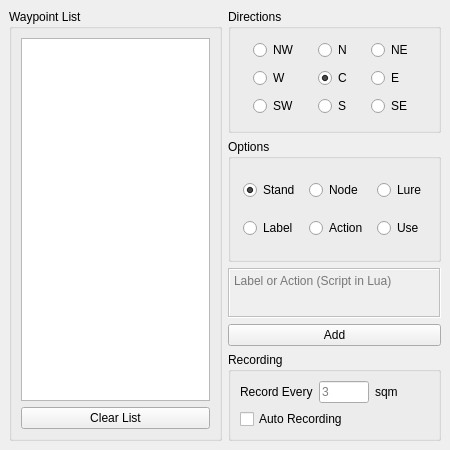
Above: MVC/View/Walker/WalkerView.ui from enzerah/EasyBot_GUI before the change. Below: the same form after it.
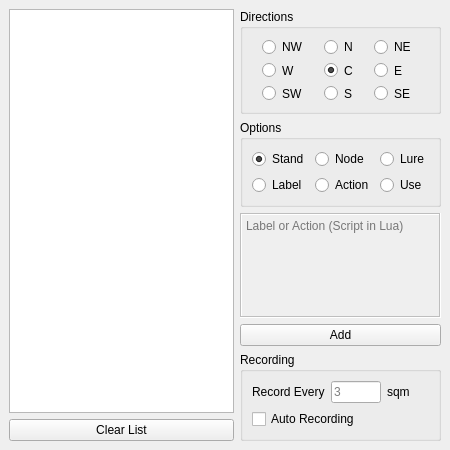
That is the form after the change.

Patch:
```diff
--- a/MVC/View/Walker/WalkerView.ui
+++ b/MVC/View/Walker/WalkerView.ui
@@ -49,53 +49,35 @@
    </property>
    <layout class="QHBoxLayout" name="horizontalLayout">
     <item>
-     <widget class="QGroupBox" name="groupBox_4">
-      <property name="sizePolicy">
-       <sizepolicy hsizetype="Preferred" vsizetype="Preferred">
-        <horstretch>0</horstretch>
-        <verstretch>0</verstretch>
-       </sizepolicy>
-      </property>
-      <property name="maximumSize">
-       <size>
-        <width>500</width>
-        <height>16777215</height>
-       </size>
-      </property>
-      <property name="title">
-       <string>Waypoint List</string>
-      </property>
-      <layout class="QHBoxLayout" name="horizontalLayout_3">
-       <item>
-        <layout class="QVBoxLayout" name="verticalLayout_2">
-         <item>
-          <widget class="QListWidget" name="waypoints_listWidget">
-           <property name="sizePolicy">
-            <sizepolicy hsizetype="Fixed" vsizetype="Minimum">
-             <horstretch>0</horstretch>
-             <verstretch>0</verstretch>
-            </sizepolicy>
-           </property>
-          </widget>
-         </item>
-         <item>
-          <widget class="QPushButton" name="clear_pushButton">
-           <property name="text">
-            <string>Clear List</string>
-           </property>
-          </widget>
-         </item>
-        </layout>
-       </item>
-      </layout>
-     </widget>
+     <layout class="QVBoxLayout" name="verticalLayout_3" stretch="1,1">
+      <item>
+       <widget class="QTableWidget" name="waypoints_tableWidget">
+        <property name="enabled">
+         <bool>true</bool>
+        </property>
+        <property name="sizePolicy">
+         <sizepolicy hsizetype="Fixed" vsizetype="Minimum">
+          <horstretch>0</horstretch>
+          <verstretch>0</verstretch>
+         </sizepolicy>
+        </property>
+       </widget>
+      </item>
+      <item>
+       <widget class="QPushButton" name="clear_pushButton">
+        <property name="text">
+         <string>Clear List</string>
+        </property>
+       </widget>
+      </item>
+     </layout>
     </item>
     <item>
-     <layout class="QVBoxLayout" name="verticalLayout">
+     <layout class="QVBoxLayout" name="verticalLayout" stretch="0,0,0,0,0">
       <item>
        <widget class="QGroupBox" name="directions_groupBox">
         <property name="sizePolicy">
-         <sizepolicy hsizetype="Preferred" vsizetype="Preferred">
+         <sizepolicy hsizetype="Expanding" vsizetype="Minimum">
           <horstretch>0</horstretch>
           <verstretch>0</verstretch>
          </sizepolicy>
@@ -106,7 +88,33 @@
         <property name="checkable">
          <bool>false</bool>
         </property>
-        <layout class="QGridLayout" name="gridLayout_2">
+        <layout class="QGridLayout" name="gridLayout">
+         <item row="0" column="0">
+          <widget class="QRadioButton" name="nw_radioButton">
+           <property name="sizePolicy">
+            <sizepolicy hsizetype="Fixed" vsizetype="Fixed">
+             <horstretch>0</horstretch>
+             <verstretch>0</verstretch>
+            </sizepolicy>
+           </property>
+           <property name="text">
+            <string>NW</string>
+           </property>
+          </widget>
+         </item>
+         <item row="0" column="1">
+          <widget class="QRadioButton" name="n_radioButton">
+           <property name="sizePolicy">
+            <sizepolicy hsizetype="Fixed" vsizetype="Fixed">
+             <horstretch>0</horstretch>
+             <verstretch>0</verstretch>
+            </sizepolicy>
+           </property>
+           <property name="text">
+            <string>N</string>
+           </property>
+          </widget>
+         </item>
          <item row="0" column="2">
           <widget class="QRadioButton" name="ne_radioButton">
            <property name="sizePolicy">
@@ -133,6 +141,22 @@
            </property>
           </widget>
          </item>
+         <item row="1" column="1">
+          <widget class="QRadioButton" name="c_radioButton">
+           <property name="sizePolicy">
+            <sizepolicy hsizetype="Fixed" vsizetype="Fixed">
+             <horstretch>0</horstretch>
+             <verstretch>0</verstretch>
+            </sizepolicy>
+           </property>
+           <property name="text">
+            <string>C</string>
+           </property>
+           <property name="checked">
+            <bool>true</bool>
+           </property>
+          </widget>
+         </item>
          <item row="1" column="2">
           <widget class="QRadioButton" name="e_radioButton">
            <property name="sizePolicy">
@@ -146,6 +170,19 @@
            </property>
           </widget>
          </item>
+         <item row="2" column="0">
+          <widget class="QRadioButton" name="sw_radioButton">
+           <property name="sizePolicy">
+            <sizepolicy hsizetype="Fixed" vsizetype="Fixed">
+             <horstretch>0</horstretch>
+             <verstretch>0</verstretch>
+            </sizepolicy>
+           </property>
+           <property name="text">
+            <string>SW</string>
+           </property>
+          </widget>
+         </item>
          <item row="2" column="1">
           <widget class="QRadioButton" name="s_radioButton">
            <property name="sizePolicy">
@@ -159,22 +196,6 @@
            </property>
           </widget>
          </item>
-         <item row="1" column="1">
-          <widget class="QRadioButton" name="c_radioButton">
-           <property name="sizePolicy">
-            <sizepolicy hsizetype="Fixed" vsizetype="Fixed">
-             <horstretch>0</horstretch>
-             <verstretch>0</verstretch>
-            </sizepolicy>
-           </property>
-           <property name="text">
-            <string>C</string>
-           </property>
-           <property name="checked">
-            <bool>true</bool>
-           </property>
-          </widget>
-         </item>
          <item row="2" column="2">
           <widget class="QRadioButton" name="se_radioButton">
            <property name="sizePolicy">
@@ -188,52 +209,13 @@
            </property>
           </widget>
          </item>
-         <item row="0" column="0">
-          <widget class="QRadioButton" name="nw_radioButton">
-           <property name="sizePolicy">
-            <sizepolicy hsizetype="Fixed" vsizetype="Fixed">
-             <horstretch>0</horstretch>
-             <verstretch>0</verstretch>
-            </sizepolicy>
-           </property>
-           <property name="text">
-            <string>NW</string>
-           </property>
-          </widget>
-         </item>
-         <item row="0" column="1">
-          <widget class="QRadioButton" name="n_radioButton">
-           <property name="sizePolicy">
-            <sizepolicy hsizetype="Fixed" vsizetype="Fixed">
-             <horstretch>0</horstretch>
-             <verstretch>0</verstretch>
-            </sizepolicy>
-           </property>
-           <property name="text">
-            <string>N</string>
-           </property>
-          </widget>
-         </item>
-         <item row="2" column="0">
-          <widget class="QRadioButton" name="sw_radioButton">
-           <property name="sizePolicy">
-            <sizepolicy hsizetype="Fixed" vsizetype="Fixed">
-             <horstretch>0</horstretch>
-             <verstretch>0</verstretch>
-            </sizepolicy>
-           </property>
-           <property name="text">
-            <string>SW</string>
-           </property>
-          </widget>
-         </item>
         </layout>
        </widget>
       </item>
       <item>
        <widget class="QGroupBox" name="options_groupBox">
         <property name="sizePolicy">
-         <sizepolicy hsizetype="Preferred" vsizetype="Preferred">
+         <sizepolicy hsizetype="Expanding" vsizetype="Minimum">
           <horstretch>0</horstretch>
           <verstretch>0</verstretch>
          </sizepolicy>
@@ -326,17 +308,11 @@
          <bool>false</bool>
         </property>
         <property name="sizePolicy">
-         <sizepolicy hsizetype="Fixed" vsizetype="Fixed">
+         <sizepolicy hsizetype="Expanding" vsizetype="Fixed">
           <horstretch>0</horstretch>
           <verstretch>0</verstretch>
          </sizepolicy>
         </property>
-        <property name="maximumSize">
-         <size>
-          <width>16777215</width>
-          <height>50</height>
-         </size>
-        </property>
         <property name="frameShape">
          <enum>QFrame::Shape::Box</enum>
         </property>
```
